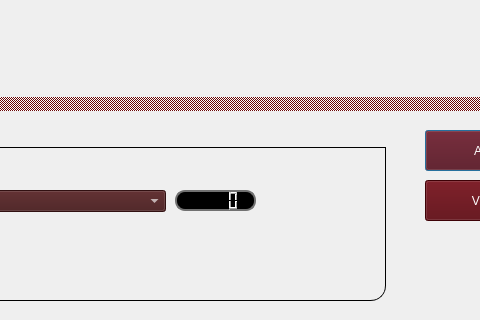
Above: AppGUI/view_addresses.ui from dragomir-am/WalletManager before the change; both pictures show x 335 to 815 and y 190 to 510 of the 970 by 510 pixel window. Below: the same form after it.
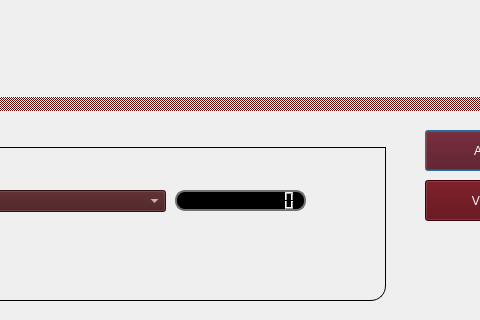
That is the form after the change. Icons and pictures are not drawn.

Commit message: View Transactions

```diff
--- a/AppGUI/view_addresses.ui
+++ b/AppGUI/view_addresses.ui
@@ -374,10 +374,13 @@
       <rect>
        <x>500</x>
        <y>70</y>
-       <width>81</width>
+       <width>131</width>
        <height>21</height>
       </rect>
      </property>
+     <property name="autoFillBackground">
+      <bool>false</bool>
+     </property>
      <property name="styleSheet">
       <string notr="true">QLCDNumber{
   background-color: rgb(0, 0, 0);
@@ -387,6 +390,18 @@
   color: rgb(255, 255, 255);
 }</string>
      </property>
+     <property name="frameShape">
+      <enum>QFrame::Box</enum>
+     </property>
+     <property name="smallDecimalPoint">
+      <bool>true</bool>
+     </property>
+     <property name="digitCount">
+      <number>10</number>
+     </property>
+     <property name="segmentStyle">
+      <enum>QLCDNumber::Filled</enum>
+     </property>
     </widget>
    </widget>
    <widget class="QPushButton" name="back_btn">
```
Left out of the diff: 4 changed lines with no effect on the pictures. The commit also changes 10 other files.
